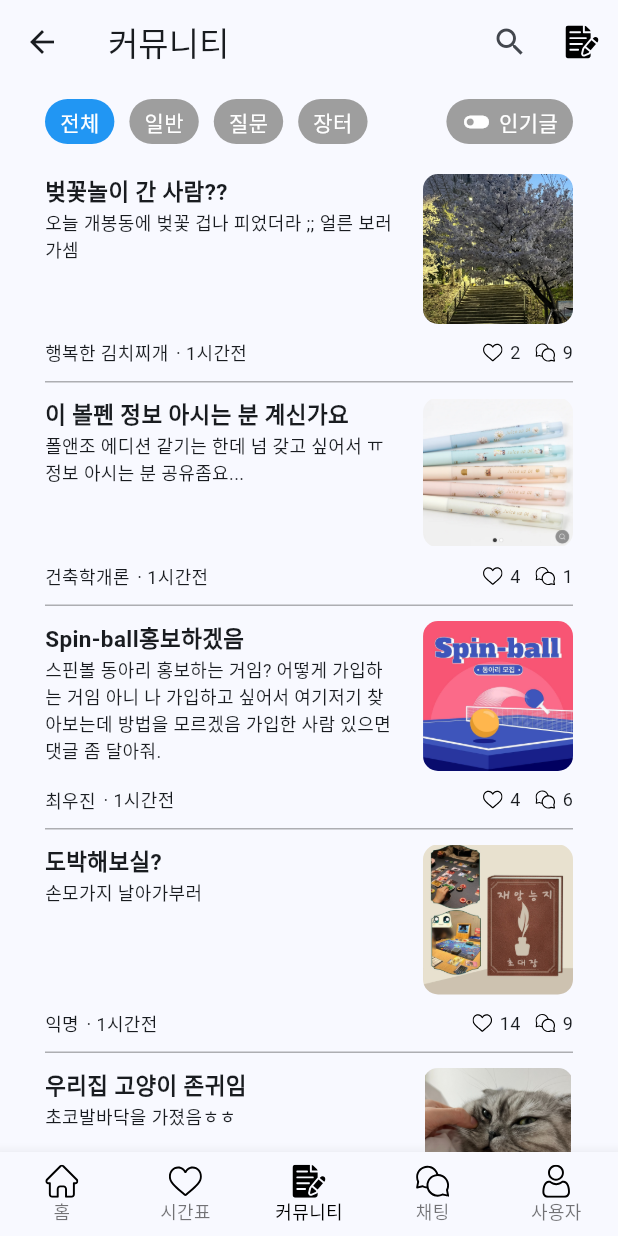
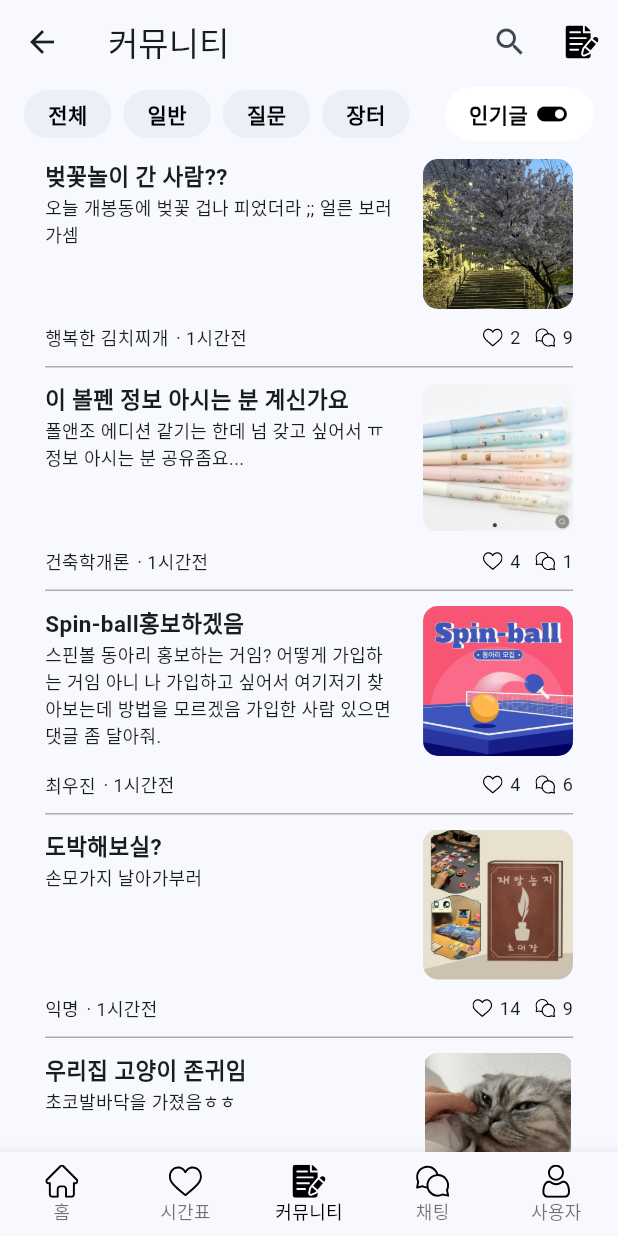
Before and after one commit to jnjosjk0965/secretJuJuWeapon, a Flutter app: the screen it shows after launch, item 3 of the bottom bar chosen, after a tap on "인기글", on a phone screen of 412 x 824 dp. Run offline on Flutter 3.47's test engine with Material 3 defaults, Android fonts, the phone set to English and light mode, and no system bars; our stand-ins replace flutter_svg, shared_preferences.

Commit message:
feat. 커뮤니티탭 토글버튼 추가

```diff
--- a/yangdonge_client/lib/tabs/tab_comunity.dart
+++ b/yangdonge_client/lib/tabs/tab_comunity.dart
@@ -16,12 +16,7 @@ class ComunityTab extends StatefulWidget {
 class _ComunityTabState extends State<ComunityTab> {
   int _selectedIndex = 2; // 커뮤니티 bottomNavigationBar 아이템 인덱스
   List<Map<String, String>> datas = [];
-  //카테고리 분류
-  List<String> categories = ["전체", "일반", "질문", "장터"];
-  int _selectedCategoryIndex = 0; // 선택된 카테고리 인덱스
 
-  // 인기글 필터링 토글
-  bool _isPopularFilterOn = false;
 
 //데이터 초기화
   @override
@@ -97,75 +92,10 @@ class _ComunityTabState extends State<ComunityTab> {
       );
   }
 
-Widget _bodyWidget(){
-  bool popularFilter = false; // 초기상태 인기글 토글 false
-  String selectedCategory = '전체'; // Initially, '전체' 카테고리 select!
-
+Widget _bodyWidget() {
   return Column(
-    crossAxisAlignment: CrossAxisAlignment.start,
     children: [
-      Padding(
-        padding: const EdgeInsets.symmetric(horizontal: 30, vertical: 10),
-        child: Row(
-          mainAxisAlignment: MainAxisAlignment.spaceBetween,
-          children: [
-            Row(
-              children: [
-                _buildCategoryButton('전체', selectedCategory == '전체', () {
-
-                  selectedCategory = '전체';
-
-                  _updateFilteredData(selectedCategory, popularFilter);
-                }),
-                SizedBox(width: 10),
-                _buildCategoryButton('일반', selectedCategory == '일반', () {
-                  selectedCategory = '일반';
-                  _updateFilteredData(selectedCategory, popularFilter);
-                }),
-                SizedBox(width: 10),
-                _buildCategoryButton('질문', selectedCategory == '질문', () {
-                  selectedCategory = '질문';
-                  _updateFilteredData(selectedCategory, popularFilter);
-                }),
-                SizedBox(width: 10),
-                _buildCategoryButton('장터', selectedCategory == '장터', () {
-                  selectedCategory = '장터';
-                  _updateFilteredData(selectedCategory, popularFilter);
-                }),
-              ],
-            ),
-            GestureDetector(
-              onTap: () {
-                //인기글 토글.. ㅠ
-                popularFilter = !popularFilter;
-
-                _updateFilteredData(selectedCategory, popularFilter);
-              },
-              child: Container(
-                padding: EdgeInsets.symmetric(horizontal: 10, vertical: 5),
-                decoration: BoxDecoration(
-                  borderRadius: BorderRadius.circular(20),
-                  color: popularFilter ? Colors.blue : Colors.grey,
-                ),
-                child: Row(
-                  children: [
-                    Icon(
-                      popularFilter ? Icons.toggle_on : Icons.toggle_off,
-                      color: Colors.white,
-                      size: 20,
-                    ),
-                    SizedBox(width: 5),
-                    Text(
-                      '인기글',
-                      style: TextStyle(color: Colors.white),
-                    ),
-                  ],
-                ),
-              ),
-            ),
-          ],
-        ),
-      ),
+      _buildCategoryTab(),
       Expanded(
         child: ListView.separated(
           padding: const EdgeInsets.symmetric(horizontal: 30),
@@ -251,25 +181,87 @@ Widget _bodyWidget(){
           separatorBuilder: (BuildContext _context, int index){
             return Container(height: 1, color: Colors.black.withOpacity(0.3));
           },
-          itemCount:6,
+          itemCount: datas.length,
         ),
       ),
     ],
   );
 }
 
-Widget _buildCategoryButton(String category, bool isSelected, VoidCallback onPressed) {
-  return GestureDetector(
-    onTap: onPressed,
+Widget _buildCategoryTab() {
+  return Container(
+    height: 40,
+    padding: EdgeInsets.symmetric(horizontal: 16),
+    child: Row(
+      mainAxisAlignment: MainAxisAlignment.spaceBetween,
+      children: [
+        Row(
+          children: [
+            _buildCategoryButton("전체"),
+            SizedBox(width: 8),
+            _buildCategoryButton("일반"),
+            SizedBox(width: 8),
+            _buildCategoryButton("질문"),
+            SizedBox(width: 8),
+            _buildCategoryButton("장터"),
+          ],
+        ),
+        _buildToggleButton("인기글"),
+      ],
+    ),
+  );
+}
+
+Widget _buildCategoryButton(String category) {
+  return InkWell(
+    onTap: () {
+      // 클릭 이벤트 처리
+    },
     child: Container(
-      padding: EdgeInsets.symmetric(horizontal: 10, vertical: 5),
+      padding: const EdgeInsets.symmetric(horizontal: 16, vertical: 6),
       decoration: BoxDecoration(
+        color: Color.fromARGB(255, 236, 238, 248),
         borderRadius: BorderRadius.circular(20),
-        color: isSelected ? Colors.blue : Colors.grey,
       ),
       child: Text(
         category,
-        style: TextStyle(color: Colors.white),
+        style: TextStyle(
+          fontWeight: FontWeight.bold,
+          color: Colors.black,
+        ),
+      ),
+    ),
+  );
+}
+
+Widget _buildToggleButton(String text) {
+  bool isToggled = false; // 토글 상태를 나타내는 변수, 여기에 실제 상태를 가져와야 합니다.
+  return InkWell(
+    onTap: () {
+      // 클릭 이벤트 처리
+      // 토글 상태 변경 및 UI 갱신
+    },
+    child: Container(
+      padding: const EdgeInsets.symmetric(horizontal: 16, vertical: 6),
+      decoration: BoxDecoration(
+        color: isToggled ? Colors.lightBlueAccent : Colors.white,
+        borderRadius: BorderRadius.circular(20),
+      ),
+      child: Row(
+        children: [
+          Text(
+            text,
+            style: TextStyle(
+              fontWeight: FontWeight.bold,
+              color: isToggled ? Colors.white : Colors.black,
+            ),
+          ),
+          SizedBox(width: 4),
+          Icon(
+            Icons.toggle_on, // 토글이 활성화되었을 때의 아이콘
+            color: isToggled ? Colors.white : Colors.black,
+          ),
+        ],
       ),
     ),
   );
@@ -278,12 +270,12 @@ Widget _buildCategoryButton(String category, bool isSelected, VoidCallback onPre
 
 
 
-void _updateFilteredData(String category, bool popularFilter) {
-
-}
 
 
-  Widget _bottomNavigationBar() {
+
+
+
+Widget _bottomNavigationBar() {
     return BottomNavigationBar(
       type: BottomNavigationBarType.fixed,
       onTap: _onItemTapped, // 수정된 콜백
--- a/yangdonge_client/lib/tabs/tab_home.dart
+++ b/yangdonge_client/lib/tabs/tab_home.dart
@@ -29,6 +29,31 @@ class _HomeTabState extends State<HomeTab> {
         ),
       ],
     );
+  }
+
+  Widget _bodyWidget(){
+
+    return Column(
+      children: [
+        Container(
+          width: 400,
+          height: 200,
+          decoration: ShapeDecoration(
+            color: Color(0xFFF9F9F9),
+            shape: RoundedRectangleBorder(
+              side: BorderSide(
+                width: 1,
+                strokeAlign: BorderSide.strokeAlignOutside,
+                color: Color(0xFFD9D9D9),
+              ),
+              borderRadius: BorderRadius.circular(15),
+            ),
+          ),
+        ),
+      ],
+    );
+
+
   }
 
   Widget _bottomNavigationBar() {
@@ -101,7 +126,7 @@ class _HomeTabState extends State<HomeTab> {
   Widget build(BuildContext context) {
     return Scaffold(
       appBar: _appbarWidget(),
-      body: const Center(child: Text('홈 화면')),
+      body: _bodyWidget(),
       bottomNavigationBar: _bottomNavigationBar(),
     );
   }
```
